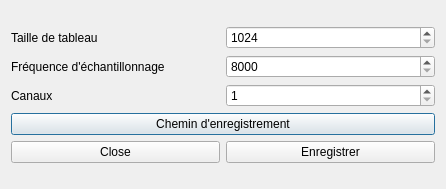
First picture: the form in UI/param.ui, repository AndyChalendard/Karaoke, before the edit.
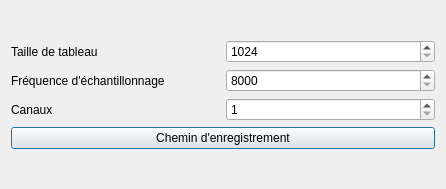
Second picture: the form after the edit.

Commit message:
Config nettoyage + maj fenetre config
nettoyage de la config, et suppression des boutons inutile dans la fenetre des paramètres

What changed in the file:
```diff
--- a/UI/param.ui
+++ b/UI/param.ui
@@ -114,24 +114,6 @@
        </property>
       </widget>
      </item>
-     <item>
-      <layout class="QHBoxLayout" name="horizontalLayout">
-       <item>
-        <widget class="QPushButton" name="Button_Close">
-         <property name="text">
-          <string>Close</string>
-         </property>
-        </widget>
-       </item>
-       <item>
-        <widget class="QPushButton" name="Button_Enregistrer">
-         <property name="text">
-          <string>Enregistrer</string>
-         </property>
-        </widget>
-       </item>
-      </layout>
-     </item>
     </layout>
    </item>
   </layout>
```
Left out of the diff: 35 changed lines with no effect on the pictures. The commit also changes 3 other files.
